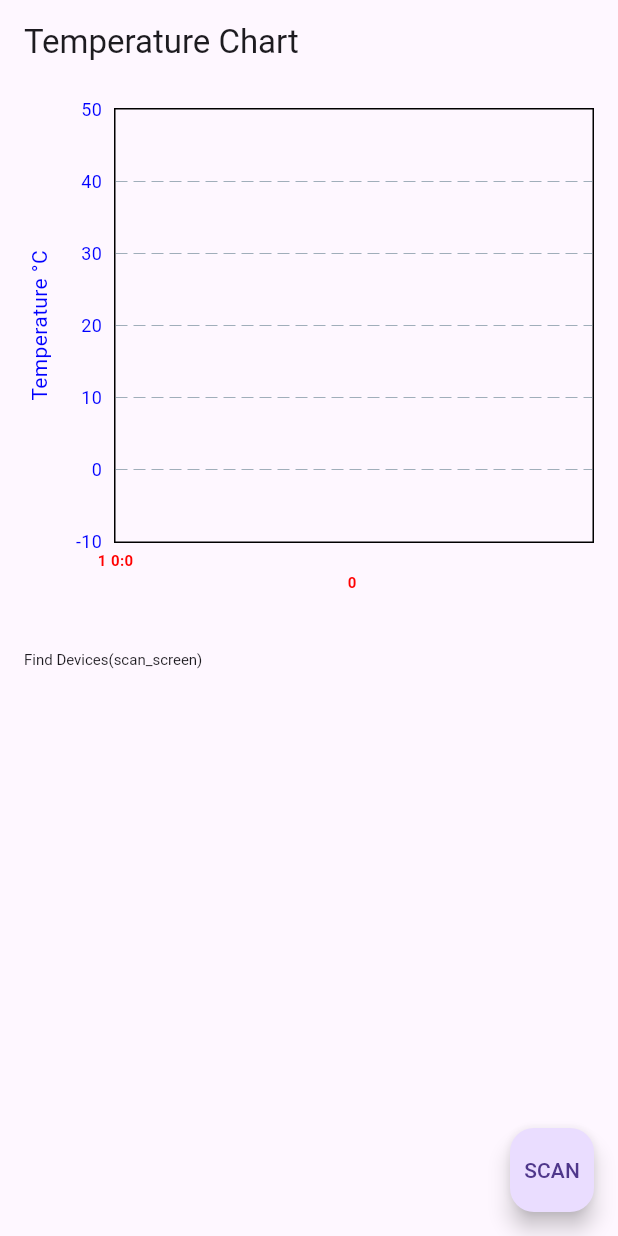
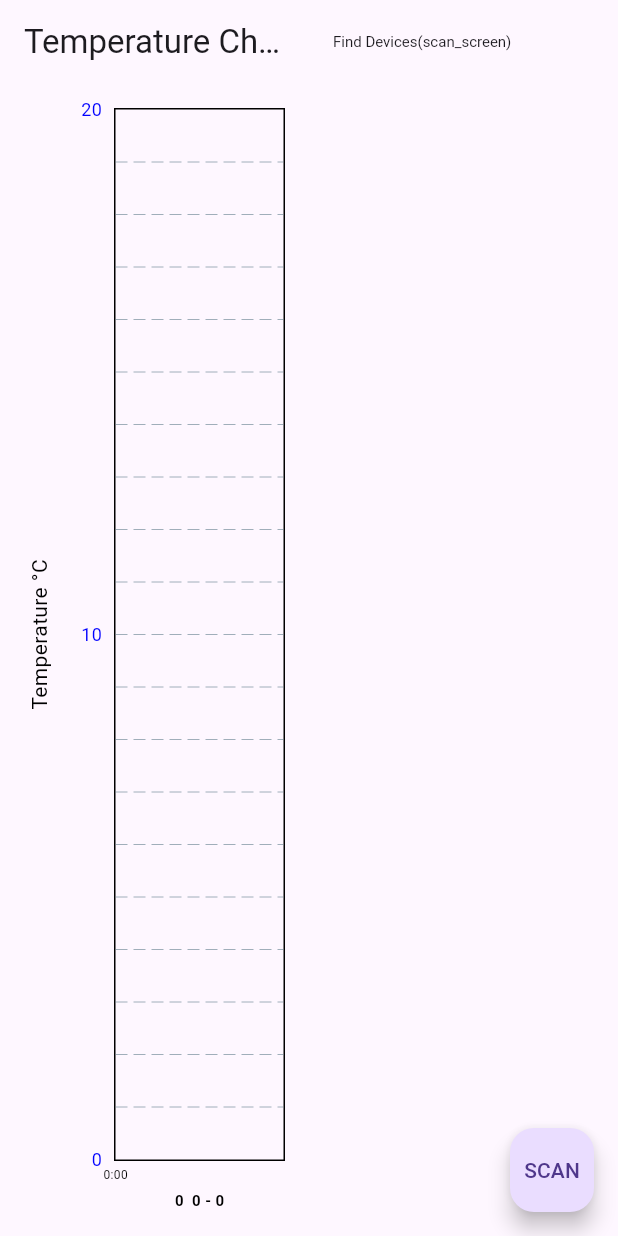
Before and after one commit to toruishihara/BLE_temperature, a Flutter app: the screen it shows after launch, on a phone screen of 412 x 824 dp. Run offline on Flutter 3.47's test engine with Material 3 defaults, Android fonts, the phone set to English and light mode, and no system bars; drawn by our look-alikes of fl_chart; our stand-ins replace flutter_blue_plus, sqflite; accounts and stored records are empty.

Commit message:
On iPhone8, connect every 5 min

```diff
--- a/flutter/lib/main.dart
+++ b/flutter/lib/main.dart
@@ -6,9 +6,6 @@ import 'dart:async';
 
 import 'package:flutter/material.dart';
 import 'package:flutter_blue_plus/flutter_blue_plus.dart';
-import 'package:flutter/material.dart';
-import 'package:sqflite/sqflite.dart';
-import 'package:path/path.dart';
 
 import 'screens/bluetooth_off_screen.dart';
 import 'screens/scan_screen.dart';
@@ -65,7 +62,7 @@ class _FlutterBlueAppState extends State<FlutterBlueApp> {
       color: Colors.lightBlue,
       //home: screen,
       home: Scaffold(
-        body: Column(
+        body: Row(
           children: [
                         // Top Widget
             Expanded(
--- a/flutter/lib/model/sqlite_data.dart
+++ b/flutter/lib/model/sqlite_data.dart
@@ -1,4 +1,3 @@
-import 'package:flutter/material.dart';
 import 'package:sqflite/sqflite.dart';
 import 'package:path/path.dart';
 
--- a/flutter/lib/screens/device_screen.dart
+++ b/flutter/lib/screens/device_screen.dart
@@ -85,7 +85,6 @@ class _DeviceScreenState extends State<DeviceScreen> {
   }
 
   Future onConnectPressed() async {
-    debugPrint("TNI device_screen onConnectPressed ${widget.device.advName}");
     try {
       await widget.device.connectAndUpdateStream();
       Snackbar.show(ABC.c, "Connect: Success", success: true);
@@ -183,7 +182,7 @@ class _DeviceScreenState extends State<DeviceScreen> {
   Widget buildRemoteId(BuildContext context) {
     return Padding(
       padding: const EdgeInsets.all(8.0),
-      child: Text('${widget.device.remoteId}', style: TextStyle(fontSize: 10.0), ),
+      child: Text('${widget.device.remoteId}', style: TextStyle(fontSize: 8.0), ),
     );
   }
 
@@ -192,7 +191,7 @@ class _DeviceScreenState extends State<DeviceScreen> {
       mainAxisAlignment: MainAxisAlignment.center,
       children: [
         isConnected ? const Icon(Icons.bluetooth_connected) : const Icon(Icons.bluetooth_disabled),
-        Text(((isConnected && _rssi != null) ? '${_rssi!} dBm' : ''), style: TextStyle(fontSize: 10.0),)
+        Text(((isConnected && _rssi != null) ? '${_rssi!} dBm' : ''), style: TextStyle(fontSize: 8.0),)
       ],
     );
   }
--- a/flutter/lib/screens/scan_screen.dart
+++ b/flutter/lib/screens/scan_screen.dart
@@ -24,8 +24,11 @@ class _ScanScreenState extends State<ScanScreen> {
   bool _isScanning = false;
   late StreamSubscription<List<ScanResult>> _scanResultsSubscription;
   late StreamSubscription<bool> _isScanningSubscription;
+  static int _periodSecond = 5*60;
+  bool _timerActive = false;
   late Timer _timer;
   bool _connecting = false;
+  DateTime _connectingDate = DateTime.now().subtract(Duration(seconds: _periodSecond));
 
   @override
   void initState() {
@@ -36,12 +39,13 @@ class _ScanScreenState extends State<ScanScreen> {
       try {
         for (int i = 0; i < results.length; i++) {
           ScanResult item = results[i];
-          debugPrint("Raw ScanResult $i: ${item.device.advName}");
-          if (item.device.advName.startsWith("ESP32_") && _connecting == false) {
+          Duration diff = DateTime.now().difference(_connectingDate);
+          if (item.device.advName.startsWith("ESP32_") && _connecting == false && diff.inSeconds > _periodSecond) {
             _connecting = true;
-            Future.delayed(Duration(seconds: 1), () {
+            _connectingDate = DateTime.now();
+            //Future.delayed(Duration(seconds: 1), () {
               connectAndReadTemperature(item.device);
-            });
+            //});
             break;
           }
         }
@@ -67,12 +71,15 @@ class _ScanScreenState extends State<ScanScreen> {
     });
 
     // Start the periodic timer
-    _timer = Timer.periodic(Duration(seconds: 10), (timer) {
-      if (!_isScanning) {
-        debugPrint("TNI ${DateTime.now()}: Scanning is inactive. Restarting scan...");
-        onScanPressed();
-      }
-    });
+    if (_timerActive == false) {
+      _timerActive = true;
+      _timer = Timer.periodic(Duration(seconds: _periodSecond), (timer) {
+        if (!_isScanning) {
+          debugPrint("TNI ${DateTime.now()}: Scanning is inactive. Restarting scan...");
+          onScanPressed();
+        }
+      });
+    }
   }
 
   @override
@@ -119,7 +126,6 @@ class _ScanScreenState extends State<ScanScreen> {
   }
 
   void onConnectPressed(BluetoothDevice device) {
-    debugPrint("TNI scan_screen onConnectPressed ${device.advName}");
     device.connectAndUpdateStream().catchError((e) {
       Snackbar.show(ABC.c, prettyException("Connect Error:", e), success: false);
     });
--- a/flutter/lib/widgets/line_chart.dart
+++ b/flutter/lib/widgets/line_chart.dart
@@ -14,6 +14,8 @@ class _TemperatureScreenState extends State<TemperatureScreen> {
   int _startUnixTime = 0;
   int _year = 0;
   int _month = 0;
+  int _day = 0;
+  int _maxDay = 0;
   List<String> monthAbbreviations = [
     '',      // Placeholder for 0-index
     'Jan', 'Feb', 'Mar', 'Apr', 'May', 'Jun',
@@ -27,8 +29,8 @@ class _TemperatureScreenState extends State<TemperatureScreen> {
     // Initial data fetch
     _fetchTemperatureData();
 
-    // Schedule periodic updates every 1 minute
-    _updateTimer = Timer.periodic(Duration(minutes: 1), (timer) {
+    // Schedule periodic updates every 20 minute
+    _updateTimer = Timer.periodic(Duration(minutes: 20), (timer) {
       _fetchTemperatureData();
     });
   }
@@ -42,6 +44,7 @@ class _TemperatureScreenState extends State<TemperatureScreen> {
 
   Future _fetchTemperatureData() async {
     try {
+      _dataSpots = [];
       // Access the database
       final db = await DatabaseHelper.instance.database;
 
@@ -51,26 +54,33 @@ class _TemperatureScreenState extends State<TemperatureScreen> {
 
       for (var row in results) {
         String dateStr = row['timestamp'] as String;
-
-        // Parse the ISO string to a DateTime object
-        DateTime dateTime = DateTime.parse(dateStr);
+        DateTime timeStamp = DateTime.parse(dateStr);
 
         // Extract Year, Month, Day, and Hour
         if (_year == 0 && _month == 0) {
-          _year = dateTime.year;
-          _month = dateTime.month;
+          _year = timeStamp.year;
+          _month = timeStamp.month;
+          _day = timeStamp.day;
+        }
+        if (_maxDay < timeStamp.day) {
+          _maxDay = timeStamp.day;
         }
 
         // Convert to Unix timestamp (seconds since epoch)
-        int unixSeconds = dateTime.millisecondsSinceEpoch ~/ 1000;
+        int unixSeconds = timeStamp.millisecondsSinceEpoch ~/ 1000;
         if (_startUnixTime == 0) {
-          _startUnixTime = unixSeconds;
+          DateTime dateOnly = DateTime(timeStamp.year, timeStamp.month, timeStamp.day);
+          _startUnixTime = dateOnly.millisecondsSinceEpoch ~/ 1000;
         }
         int deltaSec =  unixSeconds - _startUnixTime;
 
         double tempValue = row['temp_value'] as double;
-        print('deltaSec:${deltaSec} temp: ${tempValue}');
-        _dataSpots.add(FlSpot(deltaSec.toDouble(), tempValue));
+        //_dataSpots.add(FlSpot(deltaSec.toDouble(), tempValue));
+        //print('deltaSec:${deltaSec} temp: ${tempValue}');
+        // Update the data
+        setState(() {
+          _dataSpots.add(FlSpot(deltaSec.toDouble(), tempValue));
+        });
       }
     } catch (e) {
       debugPrint('TNI Error: $e');
@@ -79,7 +89,7 @@ class _TemperatureScreenState extends State<TemperatureScreen> {
     }
   }
 
-  final Color mainLineColor = Color.fromARGB(255, 255, 0, 0);
+  final Color mainLineColor = Color.fromARGB(255, 0, 0, 0);
   final Color belowLineColor = Color.fromARGB(255, 0, 0, 255);
   final Color aboveLineColor = Color.fromARGB(255, 0, 255, 0);
 
@@ -88,21 +98,19 @@ class _TemperatureScreenState extends State<TemperatureScreen> {
     int unixTime = value.toInt() + _startUnixTime;
     DateTime dateTime = DateTime.fromMillisecondsSinceEpoch(unixTime * 1000);
 
-    // Extract Year, Month, Day, and Hour
-    int day = dateTime.day;
     int hour = dateTime.hour;
     int min = dateTime.minute;
 
-    text = "$day $hour:$min";
+    text = "$hour:00";
     return SideTitleWidget(
       axisSide: meta.axisSide,
       space: 4,
       child: Text(
         text,
         style: TextStyle(
-          fontSize: 10,
+          fontSize: 8,
           color: mainLineColor,
-          fontWeight: FontWeight.bold,
+          fontWeight: FontWeight.normal,
         ),
       ),
     );
@@ -128,8 +136,8 @@ class _TemperatureScreenState extends State<TemperatureScreen> {
         padding: const EdgeInsets.all(16.0),
         child: LineChart(
           LineChartData(
-            minY: -10.0, // Set minimum Y value
-            maxY: 50.0,  // Set maximum Y value
+            minY: 0.0, // Set minimum Y value
+            maxY: 20.0,  // Set maximum Y value
             titlesData: FlTitlesData(
               show: true,
               topTitles: const AxisTitles(
@@ -140,7 +148,7 @@ class _TemperatureScreenState extends State<TemperatureScreen> {
               ),
               bottomTitles: AxisTitles(
                 axisNameWidget: Text(
-                  '$_year ${monthAbbreviations[_month]}',
+                  '$_year ${monthAbbreviations[_month]} $_day - $_maxDay',
                   style: TextStyle(
                     fontSize: 10,
                     color: mainLineColor,
@@ -150,7 +158,7 @@ class _TemperatureScreenState extends State<TemperatureScreen> {
                 sideTitles: SideTitles(
                   showTitles: true,
                   reservedSize: 18,
-                  interval: 60*60,
+                  interval: 6*60*60,
                   getTitlesWidget: bottomTitleWidgets,
                 ),
               ),
@@ -159,7 +167,7 @@ class _TemperatureScreenState extends State<TemperatureScreen> {
                 axisNameWidget: const Text(
                   'Temperature °C',
                   style: TextStyle(
-                    color: Color.fromARGB(255, 0, 0, 255),
+                    color: Color.fromARGB(255, 0, 0, 0),
                   ),
                 ),
                 sideTitles: SideTitles(
@@ -178,12 +186,29 @@ class _TemperatureScreenState extends State<TemperatureScreen> {
             lineBarsData: [
               LineChartBarData(
                 spots: _dataSpots,
-                isCurved: true,
-                barWidth: 3,
-                //colors: [Colors.blue],
-                dotData: FlDotData(show: true),
+                isCurved: false,
+                barWidth: 0.5, // Thin line
+                color: Color.fromARGB(255, 0, 0, 255),
+                dotData: FlDotData(
+                  show: true,
+                  getDotPainter: (FlSpot spot, double xPercentage, LineChartBarData bar, int index) {
+                    return FlDotCirclePainter(
+                      radius: 2.0, // Small dot size
+                      color: Color.fromARGB(255, 0, 0, 255), // Dot color matches the line
+                    );
+                  },
+                ),
               ),
             ],
+            //lineBarsData: [
+            //  LineChartBarData(
+            //    spots: _dataSpots,
+            //    isCurved: false,
+            //    barWidth: 1,
+            //    color: Color.fromARGB(255, 0, 0, 255),
+            //    dotData: FlDotData(show: true),
+            //  ),
+            //],
           ),
         ),
       ),
```
Also changed, not shown: flutter/lib/widgets/scan_result_tile.dart (+12 -8 lines), flutter/lib/widgets/system_device_tile.dart (+5 -3 lines), 2 other files.
